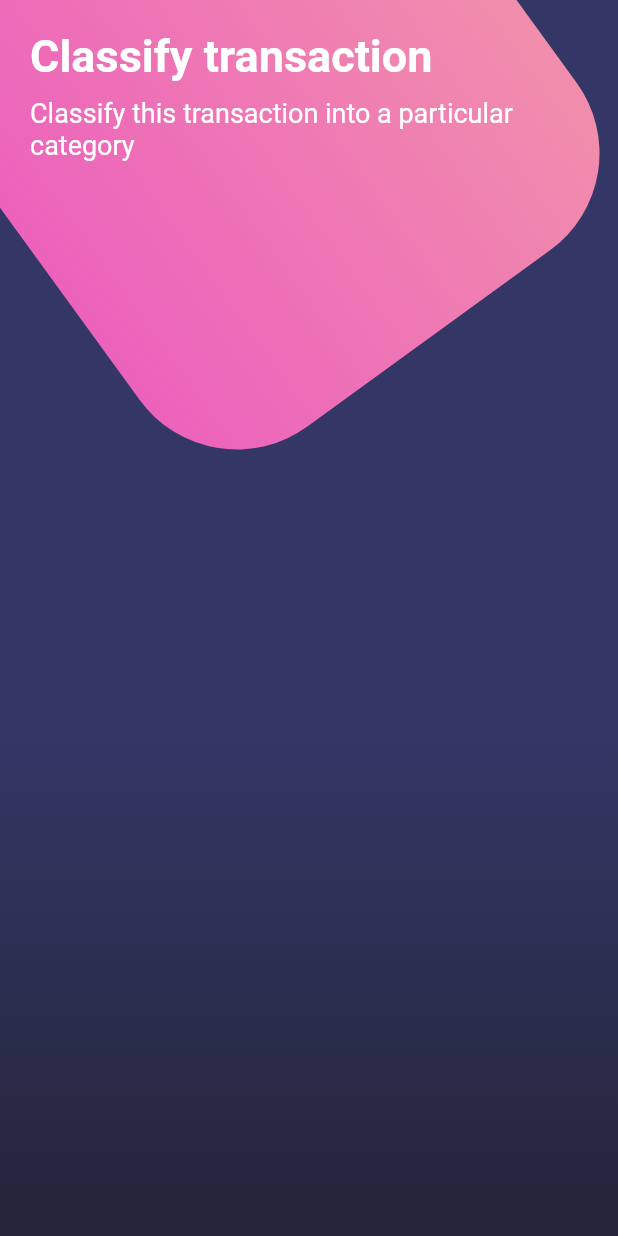
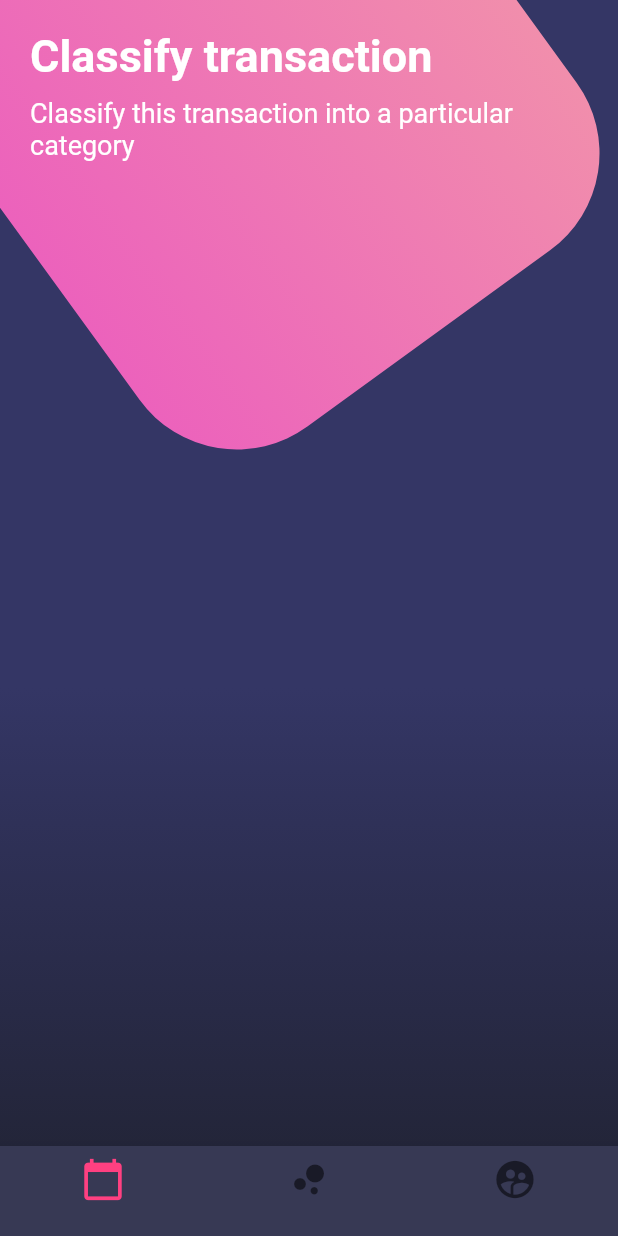
Before and after one commit to HildaPech/F-Disenos, a Flutter app: the screen it shows after launch, on a phone screen of 412 x 824 dp. Run offline on Flutter 3.47's test engine with Material 2 defaults, Android fonts, the phone set to English and light mode, and no system bars.

```diff
--- a/lib/src/pages/botones_page.dart
+++ b/lib/src/pages/botones_page.dart
@@ -18,7 +18,8 @@ class BotonesPage extends StatelessWidget {
             ),
           )
         ],
-      )
+      ),
+      bottomNavigationBar: _bottomNavigationBar(context)
     );
   }
 
@@ -83,4 +84,35 @@ class BotonesPage extends StatelessWidget {
       ),
     );
   }
+
+  Widget _bottomNavigationBar(BuildContext context){
+    return Theme(
+      data: Theme.of(context).copyWith(
+        canvasColor: Color.fromRGBO(55, 57, 84, 1.0),
+        primaryColor: Colors.pinkAccent,
+        textTheme: Theme.of(context).textTheme
+        .copyWith( caption: TextStyle(color: Color.fromRGBO(116, 117, 152, 1.0)))
+
+
+      ),
+
+      child: BottomNavigationBar(
+        fixedColor: Colors.pinkAccent,
+        items: [
+          BottomNavigationBarItem(
+            icon: Icon(Icons.calendar_today, size: 30.0),
+            label: ('')
+          ),
+          BottomNavigationBarItem(
+            icon: Icon(Icons.bubble_chart, size: 30.0),
+            label: ('')
+          ),
+          BottomNavigationBarItem(
+            icon: Icon(Icons.supervised_user_circle, size: 30.0),
+            label: ('')
+          ),
+        ],
+      ),
+    );
+  }
 }
```
